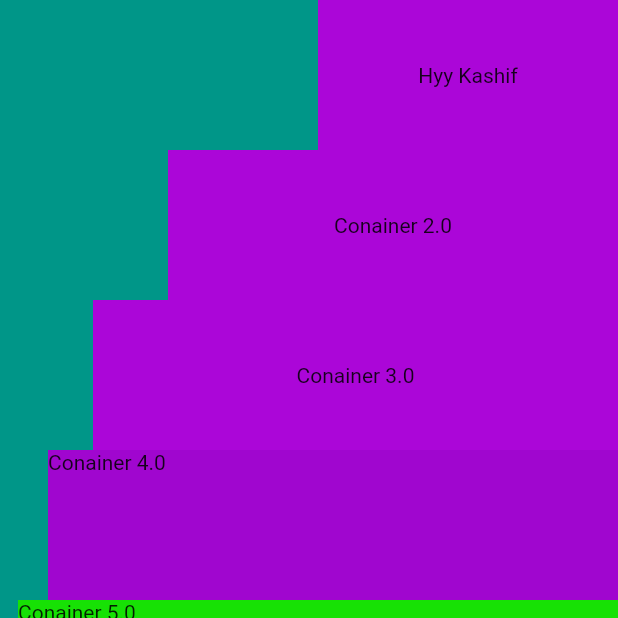
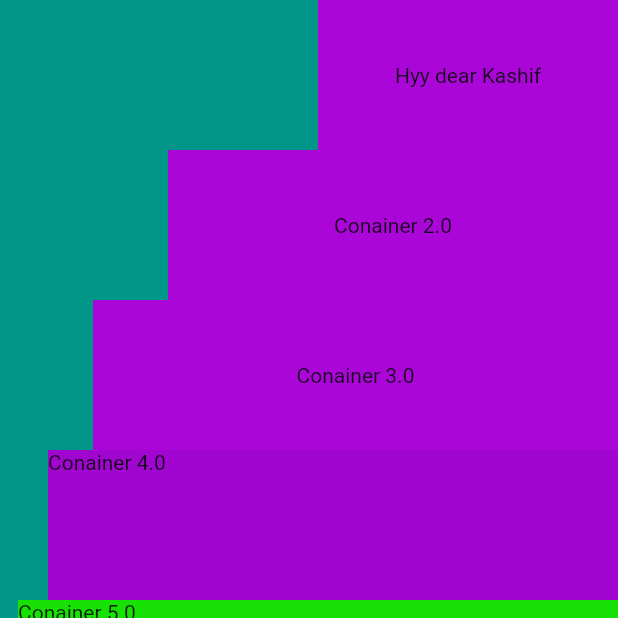
Before and after one commit to HEYKASHIF/quizApp, a Flutter app: the bootCamp screen opened directly, on a phone screen of 412 x 824 dp, the top half of it. Run offline on Flutter 3.47's test engine with Material 2 defaults, Android fonts, the phone set to English and light mode, and no system bars.

Commit message:
"4-june commit1"

```diff
--- a/lib/bootcamp.dart
+++ b/lib/bootcamp.dart
@@ -18,7 +18,7 @@ class bootCamp extends StatelessWidget {
             height: 100,
             width: 200,
             color: Color.fromARGB(255, 171, 6, 216),
-            child: Center(child: Text('Hyy Kashif')),
+            child: Center(child: Text('Hyy dear Kashif')),
           ),
           Container(
             height: 100.0,
```
